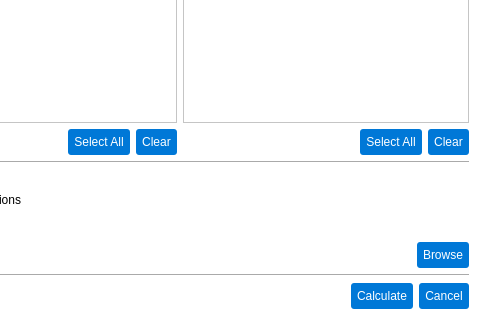
The window that pastrocore/gui_pyside/dialog_export_calculated_data.ui (Torward1024/pAstroCORE) describes before a commit, drawn with Qt 5; both pictures show x 120 to 600 and y 130 to 450 of the 600 by 450 pixel window.
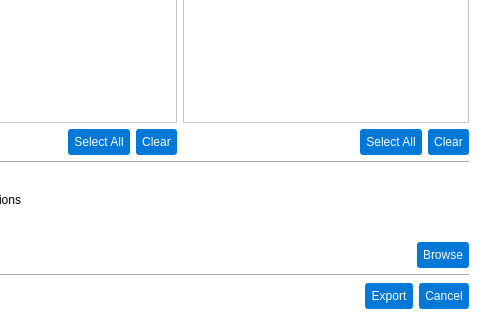
The same window after the commit. Icons and pictures are not drawn.

What changed in the file:
```diff
--- a/pastrocore/gui_pyside/dialog_export_calculated_data.ui
+++ b/pastrocore/gui_pyside/dialog_export_calculated_data.ui
@@ -87,7 +87,7 @@
 }</string>
        </property>
        <property name="text">
-        <string>Calculate</string>
+        <string>Export</string>
        </property>
        <property name="autoDefault">
         <bool>false</bool>
```
